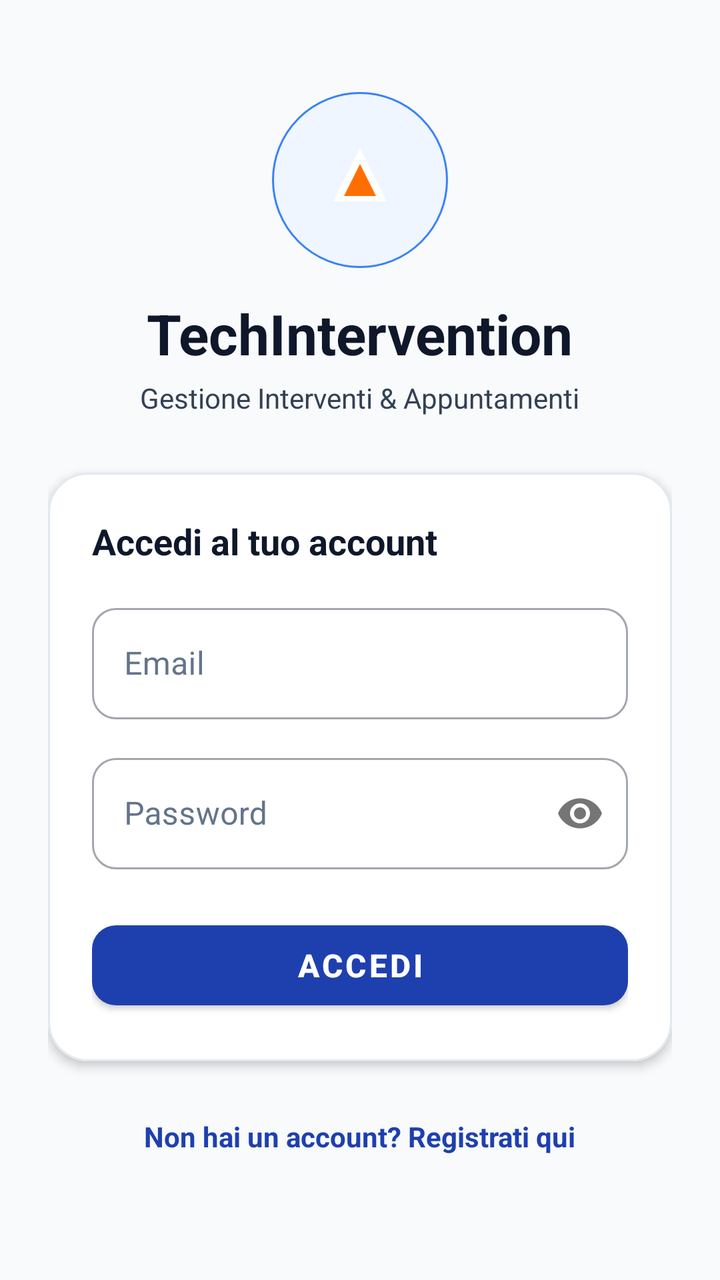
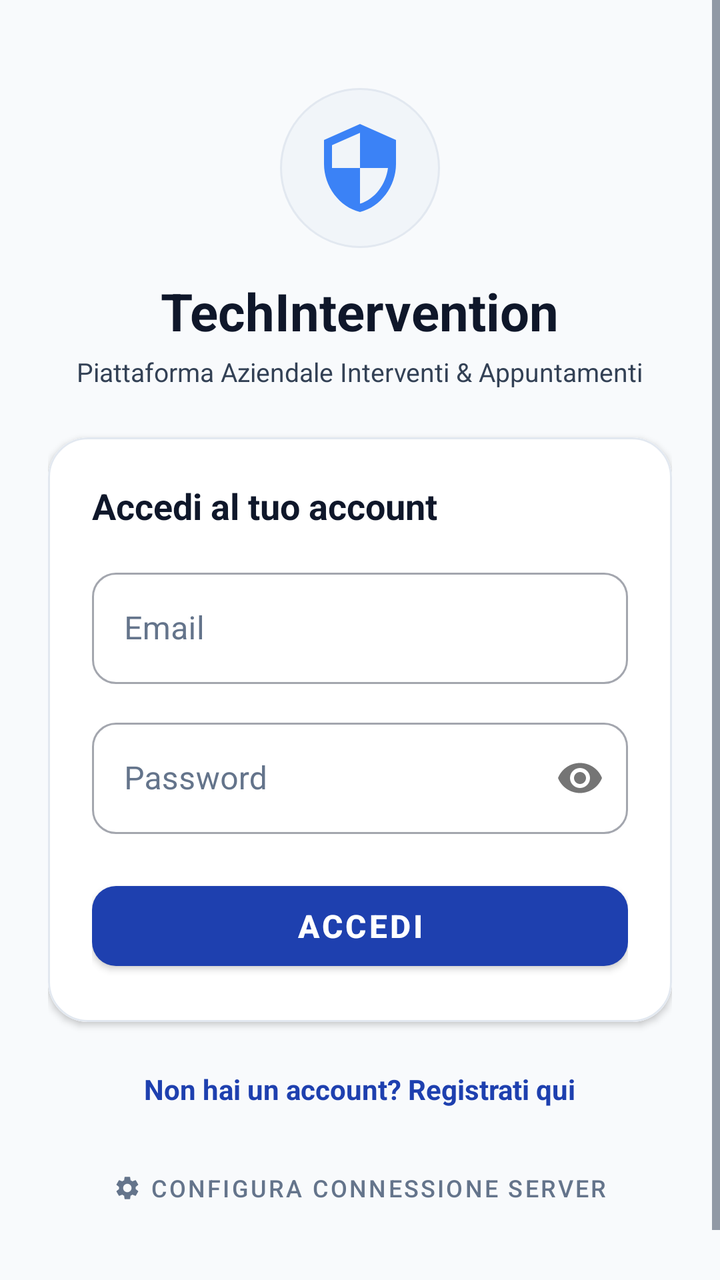

An Android layout rendered at two revisions. The XML below is the earlier revision; the diff shows what the commit changed to produce the second picture.
<!-- AndroidManifest.xml: application theme Theme.TechInterventionApp -->
<!-- res/layout/fragment_login.xml -->
<?xml version="1.0" encoding="utf-8"?>
<ScrollView
    xmlns:android="http://schemas.android.com/apk/res/android"
    xmlns:app="http://schemas.android.com/apk/res-auto"
    android:layout_width="match_parent"
    android:layout_height="match_parent"
    android:fillViewport="true"
    android:background="@color/background">

    <LinearLayout
        android:layout_width="match_parent"
        android:layout_height="wrap_content"
        android:orientation="vertical"
        android:gravity="center"
        android:padding="24dp">

        
        <ImageView
            android:id="@+id/iv_logo"
            android:layout_width="88dp"
            android:layout_height="88dp"
            android:src="@drawable/ic_launcher_foreground"
            android:background="@drawable/bg_client_avatar"
            android:padding="8dp"
            android:layout_marginTop="20dp" />

        <TextView
            android:id="@+id/tv_title"
            android:layout_width="wrap_content"
            android:layout_height="wrap_content"
            android:text="@string/app_name"
            android:textSize="28sp"
            android:textStyle="bold"
            android:textColor="@color/text_primary"
            android:layout_marginTop="14dp" />

        <TextView
            android:id="@+id/tv_subtitle"
            android:layout_width="wrap_content"
            android:layout_height="wrap_content"
            android:text="Gestione Interventi &amp; Appuntamenti"
            android:textSize="14sp"
            android:textColor="@color/text_secondary"
            android:layout_marginTop="4dp" />

        
        <com.google.android.material.card.MaterialCardView
            android:layout_width="match_parent"
            android:layout_height="wrap_content"
            app:cardCornerRadius="20dp"
            app:cardElevation="3dp"
            app:strokeColor="@color/border_subtle"
            app:strokeWidth="1dp"
            android:layout_marginTop="28dp">

            <LinearLayout
                android:layout_width="match_parent"
                android:layout_height="wrap_content"
                android:orientation="vertical"
                android:background="@color/surface"
                android:padding="22dp">

                <TextView
                    android:layout_width="wrap_content"
                    android:layout_height="wrap_content"
                    android:text="Accedi al tuo account"
                    android:textSize="18sp"
                    android:textStyle="bold"
                    android:textColor="@color/text_primary"
                    android:layout_marginBottom="16dp" />

                <com.google.android.material.textfield.TextInputLayout
                    android:id="@+id/til_email"
                    style="@style/Widget.MaterialComponents.TextInputLayout.OutlinedBox"
                    android:layout_width="match_parent"
                    android:layout_height="wrap_content"
                    android:hint="Email"
                    android:textColorHint="@color/text_muted"
                    app:boxCornerRadiusTopStart="12dp"
                    app:boxCornerRadiusTopEnd="12dp"
                    app:boxCornerRadiusBottomStart="12dp"
                    app:boxCornerRadiusBottomEnd="12dp">

                    <com.google.android.material.textfield.TextInputEditText
                        android:id="@+id/et_email"
                        android:layout_width="match_parent"
                        android:layout_height="wrap_content"
                        android:textColor="@color/text_primary"
                        android:inputType="textEmailAddress"
                        android:imeOptions="actionNext" />
                </com.google.android.material.textfield.TextInputLayout>

                <com.google.android.material.textfield.TextInputLayout
                    android:id="@+id/til_password"
                    style="@style/Widget.MaterialComponents.TextInputLayout.OutlinedBox"
                    android:layout_width="match_parent"
                    android:layout_height="wrap_content"
                    android:hint="Password"
                    android:textColorHint="@color/text_muted"
                    app:passwordToggleEnabled="true"
                    app:boxCornerRadiusTopStart="12dp"
                    app:boxCornerRadiusTopEnd="12dp"
                    app:boxCornerRadiusBottomStart="12dp"
                    app:boxCornerRadiusBottomEnd="12dp"
                    android:layout_marginTop="14dp">

                    <com.google.android.material.textfield.TextInputEditText
                        android:id="@+id/et_password"
                        android:layout_width="match_parent"
                        android:layout_height="wrap_content"
                        android:textColor="@color/text_primary"
                        android:inputType="textPassword"
                        android:imeOptions="actionDone" />
                </com.google.android.material.textfield.TextInputLayout>

                <com.google.android.material.button.MaterialButton
                    android:id="@+id/btn_login"
                    android:layout_width="match_parent"
                    android:layout_height="52dp"
                    android:text="Accedi"
                    android:textSize="16sp"
                    android:textStyle="bold"
                    android:textColor="@color/white"
                    app:backgroundTint="@color/primary"
                    app:cornerRadius="12dp"
                    android:layout_marginTop="22dp" />

            </LinearLayout>
        </com.google.android.material.card.MaterialCardView>

        
        <TextView
            android:id="@+id/tv_register"
            android:layout_width="wrap_content"
            android:layout_height="wrap_content"
            android:text="Non hai un account? Registrati qui"
            android:textColor="@color/primary"
            android:textStyle="bold"
            android:textSize="14sp"
            android:padding="12dp"
            android:layout_marginTop="16dp"
            android:layout_marginBottom="24dp" />

    </LinearLayout>
</ScrollView>
<!-- resources referenced by this layout -->
<resources>
  <color name="background">#F8FAFC</color>
  <color name="border_subtle">#E2E8F0</color>
  <color name="primary">#1E40AF</color>
  <color name="surface">#FFFFFF</color>
  <color name="text_muted">#64748B</color>
  <color name="text_primary">#0F172A</color>
  <color name="text_secondary">#334155</color>
  <color name="white">#FFFFFF</color>
  <!-- drawable bg_client_avatar (drawable) -->
  <?xml version="1.0" encoding="utf-8"?>
  <shape xmlns:android="http://schemas.android.com/apk/res/android"
      android:shape="oval">
      <solid android:color="@color/primary_subtle" />
      <stroke
          android:width="1dp"
          android:color="@color/primary_light" />
  </shape>
  <!-- drawable ic_launcher_foreground (drawable) -->
  <?xml version="1.0" encoding="utf-8"?>
  <vector xmlns:android="http://schemas.android.com/apk/res/android"
      android:width="108dp"
      android:height="108dp"
      android:viewportWidth="108"
      android:viewportHeight="108">
      <path
          android:fillColor="#FFFFFF"
          android:pathData="M54,30 L74,70 L34,70 Z" />
      <path
          android:fillColor="#FF6F00"
          android:pathData="M54,42 L66,66 L42,66 Z" />
  </vector>
  <string name="app_name">TechIntervention</string>
  <color name="primary_subtle">#EFF6FF</color>
  <color name="primary_light">#3B82F6</color>
  <color name="primary_variant">#172554</color>
  <color name="secondary">#D97706</color>
  <color name="secondary_variant">#B45309</color>
  <color name="error">#DC2626</color>
  <style name="Widget.App.TextInputLayout" parent="Widget.MaterialComponents.TextInputLayout.OutlinedBox">
          <item name="boxStrokeColor">@color/primary</item>
          <item name="boxStrokeWidth">1.5dp</item>
          <item name="boxCornerRadiusTopStart">12dp</item>
          <item name="boxCornerRadiusTopEnd">12dp</item>
          <item name="boxCornerRadiusBottomStart">12dp</item>
          <item name="boxCornerRadiusBottomEnd">12dp</item>
          <item name="hintTextColor">@color/primary</item>
          <item name="android:textColorHint">@color/text_muted</item>
      </style>
  <!-- unchanged entries left out for length: 1 -->
</resources>

<!-- the commit's change to res/layout/fragment_login.xml (unified diff, before → after) -->
@@ -17,11 +17,11 @@
         
         <ImageView
             android:id="@+id/iv_logo"
-            android:layout_width="88dp"
-            android:layout_height="88dp"
-            android:src="@drawable/ic_launcher_foreground"
-            android:background="@drawable/bg_client_avatar"
-            android:padding="8dp"
+            android:layout_width="80dp"
+            android:layout_height="80dp"
+            android:src="@drawable/ic_shield_admin"
+            android:background="@drawable/bg_kpi_circle"
+            android:padding="16dp"
             android:layout_marginTop="20dp" />
 
         <TextView
@@ -29,7 +29,7 @@
             android:layout_width="wrap_content"
             android:layout_height="wrap_content"
             android:text="@string/app_name"
-            android:textSize="28sp"
+            android:textSize="26sp"
             android:textStyle="bold"
             android:textColor="@color/text_primary"
             android:layout_marginTop="14dp" />
@@ -38,8 +38,8 @@
             android:id="@+id/tv_subtitle"
             android:layout_width="wrap_content"
             android:layout_height="wrap_content"
-            android:text="Gestione Interventi &amp; Appuntamenti"
-            android:textSize="14sp"
+            android:text="Piattaforma Aziendale Interventi &amp; Appuntamenti"
+            android:textSize="13sp"
             android:textColor="@color/text_secondary"
             android:layout_marginTop="4dp" />
 
@@ -48,10 +48,10 @@
             android:layout_width="match_parent"
             android:layout_height="wrap_content"
             app:cardCornerRadius="20dp"
-            app:cardElevation="3dp"
+            app:cardElevation="2dp"
             app:strokeColor="@color/border_subtle"
             app:strokeWidth="1dp"
-            android:layout_marginTop="28dp">
+            android:layout_marginTop="24dp">
 
             <LinearLayout
                 android:layout_width="match_parent"
@@ -123,7 +123,7 @@
                     android:textColor="@color/white"
                     app:backgroundTint="@color/primary"
                     app:cornerRadius="12dp"
-                    android:layout_marginTop="22dp" />
+                    android:layout_marginTop="20dp" />
 
             </LinearLayout>
         </com.google.android.material.card.MaterialCardView>
@@ -137,8 +137,22 @@
             android:textColor="@color/primary"
             android:textStyle="bold"
             android:textSize="14sp"
-            android:padding="12dp"
-            android:layout_marginTop="16dp"
+            android:padding="8dp"
+            android:layout_marginTop="16dp" />
+
+        
+        <com.google.android.material.button.MaterialButton
+            android:id="@+id/btn_server_config"
+            style="@style/Widget.MaterialComponents.Button.TextButton"
+            android:layout_width="wrap_content"
+            android:layout_height="wrap_content"
+            android:text="Configura Connessione Server"
+            android:textColor="@color/text_muted"
+            android:textSize="12sp"
+            app:icon="@drawable/ic_settings_gear"
+            app:iconTint="@color/text_muted"
+            app:iconSize="14dp"
+            android:layout_marginTop="8dp"
             android:layout_marginBottom="24dp" />
 
     </LinearLayout>
<!-- resource entries referenced after the edit -->
@@ -8,32 +8,34 @@
   <color name="text_primary">#0F172A</color>
   <color name="text_secondary">#334155</color>
   <color name="white">#FFFFFF</color>
-  <!-- drawable bg_client_avatar (drawable) -->
+  <!-- drawable bg_kpi_circle (drawable) -->
   <?xml version="1.0" encoding="utf-8"?>
   <shape xmlns:android="http://schemas.android.com/apk/res/android"
       android:shape="oval">
-      <solid android:color="@color/primary_subtle" />
-      <stroke
-          android:width="1dp"
-          android:color="@color/primary_light" />
+      <solid android:color="#F1F5F9" />
+      <stroke android:width="1dp" android:color="#E2E8F0" />
   </shape>
-  <!-- drawable ic_launcher_foreground (drawable) -->
-  <?xml version="1.0" encoding="utf-8"?>
+  <!-- drawable ic_settings_gear (drawable) -->
   <vector xmlns:android="http://schemas.android.com/apk/res/android"
-      android:width="108dp"
-      android:height="108dp"
-      android:viewportWidth="108"
-      android:viewportHeight="108">
-      <path
-          android:fillColor="#FFFFFF"
-          android:pathData="M54,30 L74,70 L34,70 Z" />
-      <path
-          android:fillColor="#FF6F00"
-          android:pathData="M54,42 L66,66 L42,66 Z" />
+      android:width="24dp"
+      android:height="24dp"
+      android:viewportWidth="24"
+      android:viewportHeight="24">
+    <path
+        android:fillColor="#FF94A3B8"
+        android:pathData="M19.14,12.94c0.04,-0.3 0.06,-0.61 0.06,-0.94 0,-0.32 -0.02,-0.64 -0.07,-0.94l2.03,-1.58c0.18,-0.14 0.23,-0.41 0.12,-0.61l-1.92,-3.32c-0.12,-0.22 -0.37,-0.29 -0.59,-0.22l-2.39,0.96c-0.5,-0.38 -1.03,-0.7 -1.62,-0.94L14.4,2.81c-0.04,-0.24 -0.24,-0.41 -0.48,-0.41h-3.84c-0.24,0 -0.43,0.17 -0.47,0.41L9.25,5.35C8.66,5.59 8.12,5.92 7.63,6.29L5.24,5.33c-0.22,-0.08 -0.47,0 -0.59,0.22L2.74,8.87c-0.12,0.21 -0.08,0.47 0.12,0.61l2.03,1.58c-0.05,0.3 -0.09,0.63 -0.09,0.94s0.02,0.64 0.07,0.94l-2.03,1.58c-0.18,0.14 -0.23,0.41 -0.12,0.61l1.92,3.32c0.12,0.22 0.37,0.29 0.59,0.22l2.39,-0.96c0.5,0.38 1.03,0.7 1.62,0.94l0.36,2.54c0.05,0.24 0.24,0.41 0.48,0.41h3.84c0.24,0 0.44,-0.17 0.47,-0.41l0.36,-2.54c0.59,-0.24 1.13,-0.56 1.62,-0.94l2.39,0.96c0.22,0.08 0.47,0 0.59,-0.22l1.92,-3.32c0.12,-0.22 0.07,-0.47 -0.12,-0.61l-2.01,-1.58zM12,15.6c-1.98,0 -3.6,-1.62 -3.6,-3.6s1.62,-3.6 3.6,-3.6 3.6,1.62 3.6,3.6 -1.62,3.6 -3.6,3.6z"/>
+  </vector>
+  <!-- drawable ic_shield_admin (drawable) -->
+  <vector xmlns:android="http://schemas.android.com/apk/res/android"
+      android:width="24dp"
+      android:height="24dp"
+      android:viewportWidth="24"
+      android:viewportHeight="24">
+    <path
+        android:fillColor="#FF3B82F6"
+        android:pathData="M12,1L3,5v6c0,5.55 3.84,10.74 9,12c5.16,-1.26 9,-6.45 9,-12V5L12,1zM12,11.99h7c-0.53,4.12 -3.28,7.79 -7,8.94V12H5V6.3l7,-3.11v8.8z"/>
   </vector>
   <string name="app_name">TechIntervention</string>
-  <color name="primary_subtle">#EFF6FF</color>
-  <color name="primary_light">#3B82F6</color>
   <color name="primary_variant">#172554</color>
   <color name="secondary">#D97706</color>
   <color name="secondary_variant">#B45309</color>
